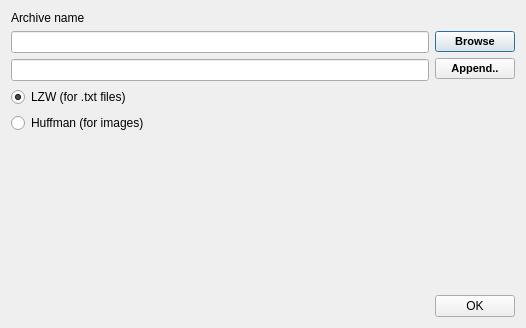
Qt form ui/add_window.ui (BrushkouMatvey/QtArchiver) before a commit.
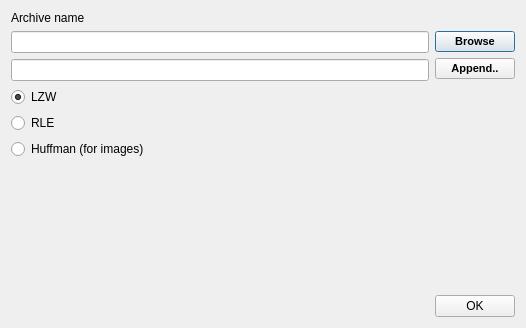
The same form after that commit. Icons and pictures are not drawn.

What changed in the file:
```diff
--- a/ui/add_window.ui
+++ b/ui/add_window.ui
@@ -91,13 +91,20 @@
    <item>
     <widget class="QRadioButton" name="LZWRadioButton">
      <property name="text">
-      <string>LZW (for .txt files)</string>
+      <string>LZW </string>
      </property>
      <property name="checked">
       <bool>true</bool>
      </property>
     </widget>
    </item>
+   <item>
+    <widget class="QRadioButton" name="RLERadioButton">
+     <property name="text">
+      <string>RLE</string>
+     </property>
+    </widget>
+   </item>
    <item>
     <widget class="QRadioButton" name="HuffmanRadioButton">
      <property name="text">
```
